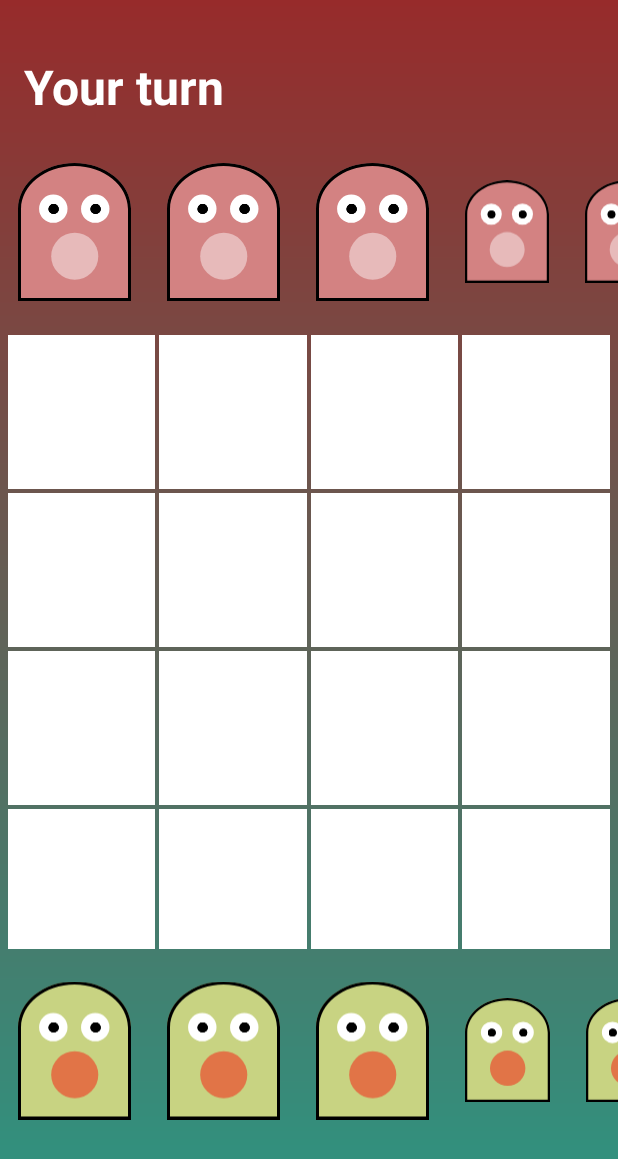
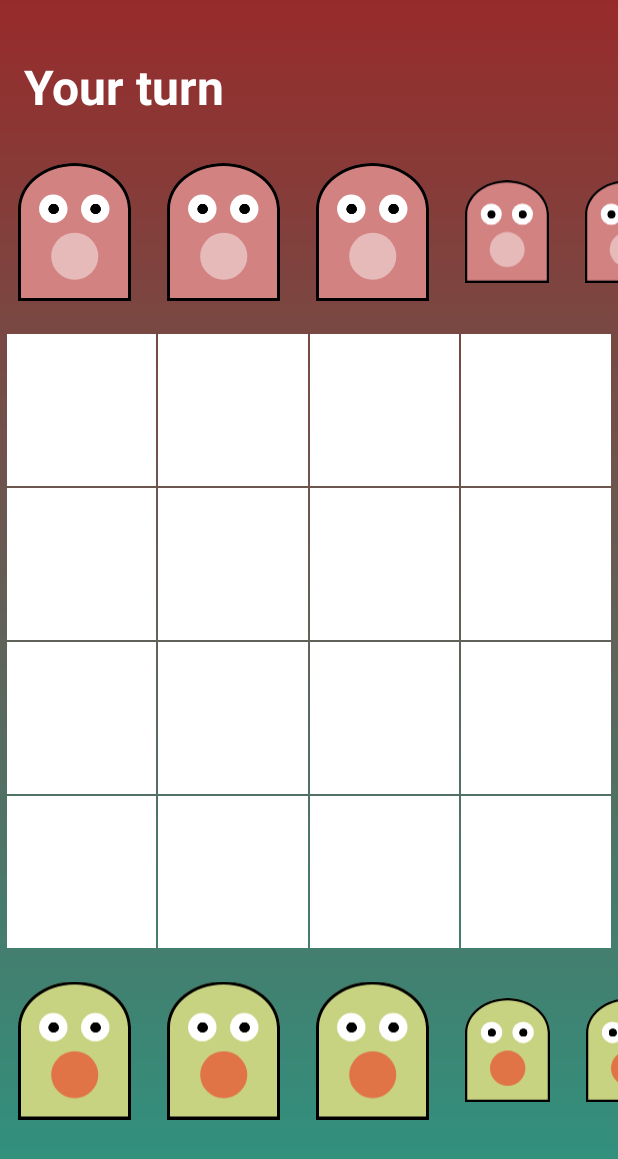
Before and after one commit to Jeffreytht/Gobblet, an Android app: the GobbletActivity screen opened directly, with no data from a screen before it, on a phone screen of 412 x 824 dp. Shown: the top 1159 px of the screen. Run offline under Robolectric (Android 15) with nearby library versions, the light colour scheme and no system bars; our stand-ins replace AdMob, Dagger/Hilt's generated code, data binding.

Commit message:
(Fix)[Gobblet] Grid not equal size due to margin

```diff
--- /dev/null
+++ b/app/src/main/res/drawable/bg_grid_border.xml
@@ -0,0 +1,5 @@
+<?xml version="1.0" encoding="utf-8"?>
+<shape xmlns:android="http://schemas.android.com/apk/res/android">
+    <solid android:color="@color/white" />
+    <stroke android:width="1dp" android:color="#00FFFFFF"/>
+</shape>
--- a/app/src/main/res/layout/gobblet_grid_item.xml
+++ b/app/src/main/res/layout/gobblet_grid_item.xml
@@ -8,8 +8,7 @@
     <androidx.constraintlayout.widget.ConstraintLayout
         android:layout_width="match_parent"
         android:layout_height="0dp"
-        android:layout_margin="1dp"
-        android:background="@color/white">
+        android:background="@drawable/bg_grid_border">
 
     </androidx.constraintlayout.widget.ConstraintLayout>
 </layout>
```
